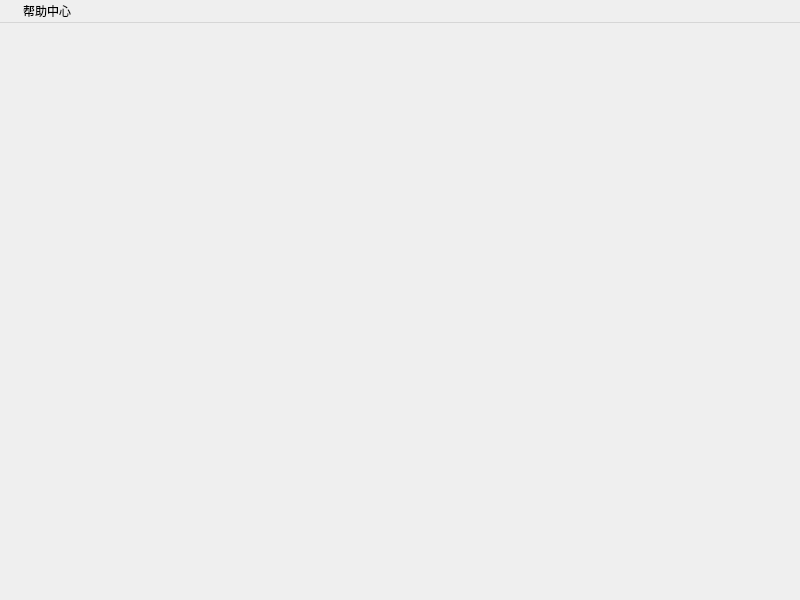
The window that home.ui (akass-org/Army_Knife) describes before a commit, drawn with Qt 5.
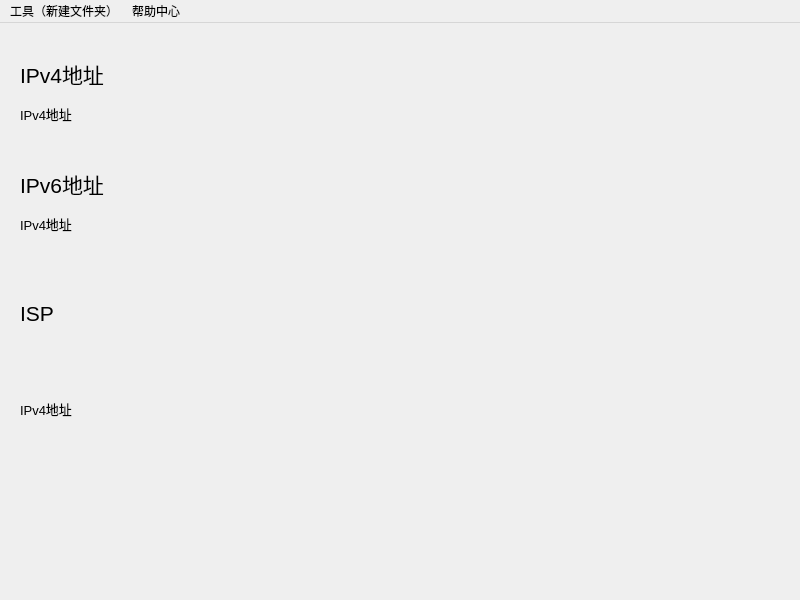
The same window after the commit.

Commit message: 主界面UI添加功能区，正在实现功能

Diff of the .ui file:
```diff
--- a/home.ui
+++ b/home.ui
@@ -13,7 +13,116 @@
   <property name="windowTitle">
    <string>Yumeyoの网络瑞士军刀</string>
   </property>
-  <widget class="QWidget" name="centralwidget"/>
+  <widget class="QWidget" name="centralwidget">
+   <widget class="QLabel" name="v4">
+    <property name="geometry">
+     <rect>
+      <x>20</x>
+      <y>30</y>
+      <width>101</width>
+      <height>41</height>
+     </rect>
+    </property>
+    <property name="font">
+     <font>
+      <pointsize>16</pointsize>
+     </font>
+    </property>
+    <property name="text">
+     <string>IPv4地址</string>
+    </property>
+   </widget>
+   <widget class="QLabel" name="v6">
+    <property name="geometry">
+     <rect>
+      <x>20</x>
+      <y>140</y>
+      <width>101</width>
+      <height>41</height>
+     </rect>
+    </property>
+    <property name="font">
+     <font>
+      <pointsize>16</pointsize>
+     </font>
+    </property>
+    <property name="text">
+     <string>IPv6地址</string>
+    </property>
+   </widget>
+   <widget class="QLabel" name="isp">
+    <property name="geometry">
+     <rect>
+      <x>20</x>
+      <y>270</y>
+      <width>101</width>
+      <height>41</height>
+     </rect>
+    </property>
+    <property name="font">
+     <font>
+      <pointsize>16</pointsize>
+     </font>
+    </property>
+    <property name="text">
+     <string>ISP</string>
+    </property>
+   </widget>
+   <widget class="QLabel" name="v4add">
+    <property name="geometry">
+     <rect>
+      <x>20</x>
+      <y>70</y>
+      <width>101</width>
+      <height>41</height>
+     </rect>
+    </property>
+    <property name="font">
+     <font>
+      <pointsize>10</pointsize>
+     </font>
+    </property>
+    <property name="text">
+     <string>IPv4地址</string>
+    </property>
+   </widget>
+   <widget class="QLabel" name="v6add">
+    <property name="geometry">
+     <rect>
+      <x>20</x>
+      <y>180</y>
+      <width>101</width>
+      <height>41</height>
+     </rect>
+    </property>
+    <property name="font">
+     <font>
+      <pointsize>10</pointsize>
+     </font>
+    </property>
+    <property name="text">
+     <string>IPv4地址</string>
+    </property>
+   </widget>
+   <widget class="QLabel" name="ispinfo">
+    <property name="geometry">
+     <rect>
+      <x>20</x>
+      <y>310</y>
+      <width>261</width>
+      <height>151</height>
+     </rect>
+    </property>
+    <property name="font">
+     <font>
+      <pointsize>10</pointsize>
+     </font>
+    </property>
+    <property name="text">
+     <string>IPv4地址</string>
+    </property>
+   </widget>
+  </widget>
   <widget class="QMenuBar" name="menubar">
    <property name="geometry">
     <rect>
@@ -25,14 +134,12 @@
    </property>
    <widget class="QMenu" name="tools">
     <property name="enabled">
-     <bool>false</bool>
      <bool>true</bool>
     </property>
     <property name="tearOffEnabled">
      <bool>true</bool>
     </property>
     <property name="title">
-     <string>工具（开发中）</string>
      <string>工具（新建文件夹）</string>
     </property>
     <widget class="QMenu" name="Ping">
```
The commit also changes 7 other files.
